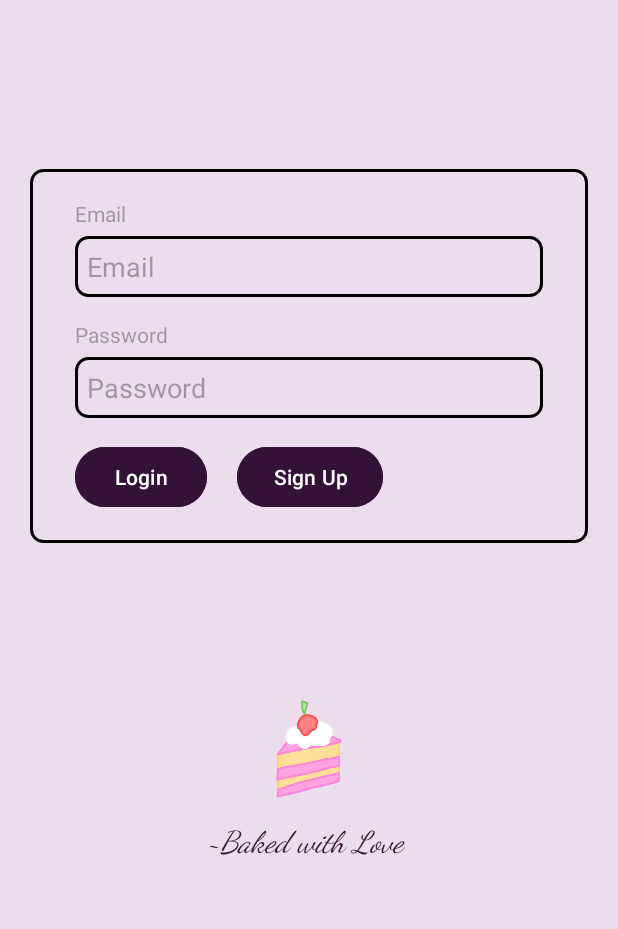
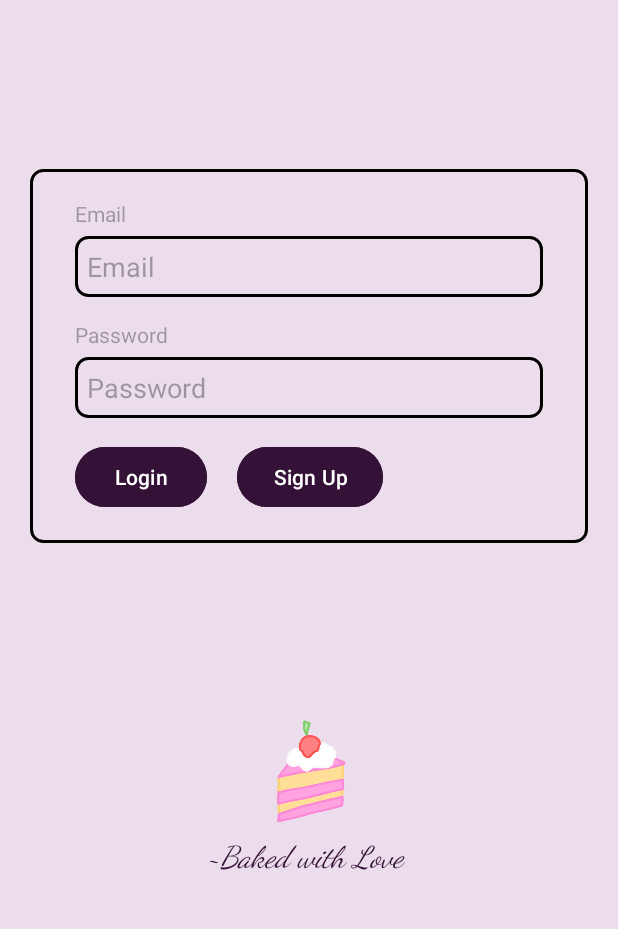
Before and after one commit to nidanurdemirhan/App-cakery, an Android app: the LoginActivity screen opened directly, with no data from a screen before it, on a phone screen of 412 x 824 dp, the part 262-1191 px from its top. Run offline under Robolectric (Android 15) with nearby library versions, the light colour scheme and no system bars; our stand-ins replace Firebase (no records; nobody signed in at launch, a user with empty details on screens opened directly).

Commit message:
cake png fixed

```diff
--- a/app/src/main/res/layout/login_page.xml
+++ b/app/src/main/res/layout/login_page.xml
@@ -140,8 +140,8 @@
 
     <ImageView
         android:id="@+id/imageView3"
-        android:layout_width="100dp"
-        android:layout_height="100dp"
+        android:layout_width="70dp"
+        android:layout_height="70dp"
         android:src="@drawable/cake"
         app:layout_constraintBottom_toBottomOf="parent"
         app:layout_constraintEnd_toEndOf="parent"
@@ -155,6 +155,7 @@
         android:fontFamily="cursive"
         android:text="~Baked with Love "
         android:textColor="#341136"
+        android:layout_marginTop="10dp"
         android:textSize="20sp"
         android:textStyle="italic"
         app:layout_constraintEnd_toEndOf="parent"
--- a/app/src/main/res/layout/top_bar.xml
+++ b/app/src/main/res/layout/top_bar.xml
@@ -43,8 +43,10 @@
                 android:textColor="@color/white" />
 
             <ImageView
-                android:layout_width="60dp"
-                android:layout_height="60dp"
+                android:layout_width="40dp"
+                android:layout_height="40dp"
+                android:layout_margin="10dp"
+                android:layout_gravity="center"
                 android:src="@drawable/cake" />
 
         </LinearLayout>
```
Also changed, not shown: app/src/main/res/drawable/cake.png.
